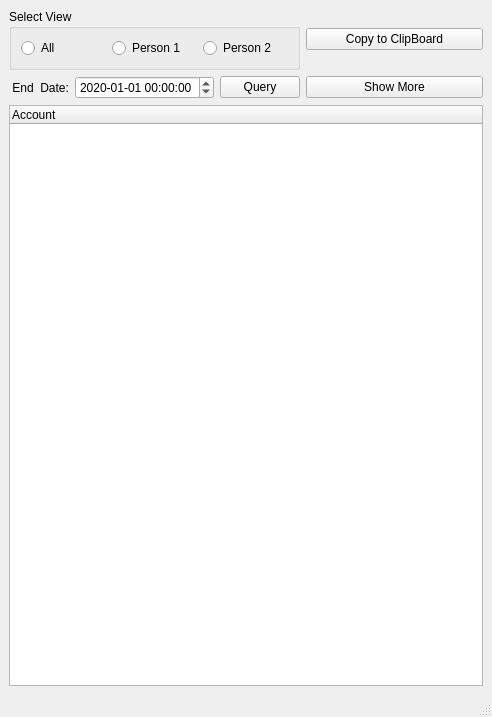
Above: BookKeeping/GUI/FinancialStatement.ui from cowtony/BookKeeping before the change. Below: the same form after it.
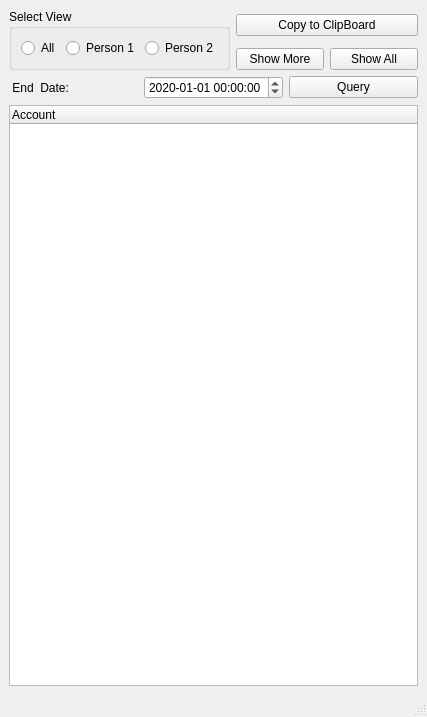
That is the form after the change. Icons and pictures are not drawn.

```diff
--- a/BookKeeping/GUI/FinancialStatement.ui
+++ b/BookKeeping/GUI/FinancialStatement.ui
@@ -6,7 +6,7 @@
    <rect>
     <x>0</x>
     <y>0</y>
-    <width>492</width>
+    <width>427</width>
     <height>717</height>
    </rect>
   </property>
@@ -19,44 +19,16 @@
   </property>
   <widget class="QWidget" name="centralwidget">
    <layout class="QGridLayout" name="gridLayout">
-    <item row="0" column="0">
-     <widget class="QGroupBox" name="groupBox">
-      <property name="title">
-       <string>Select View</string>
-      </property>
-      <layout class="QHBoxLayout" name="horizontalLayout">
-       <item>
-        <widget class="QRadioButton" name="radioButton_all">
-         <property name="text">
-          <string>All</string>
-         </property>
-        </widget>
-       </item>
-       <item>
-        <widget class="QRadioButton" name="radioButton_1">
-         <property name="text">
-          <string>Person 1</string>
-         </property>
-        </widget>
-       </item>
-       <item>
-        <widget class="QRadioButton" name="radioButton_2">
-         <property name="text">
-          <string>Person 2</string>
-         </property>
-        </widget>
-       </item>
-      </layout>
+    <item row="4" column="0" colspan="3">
+     <widget class="QTreeWidget" name="treeWidget">
+      <column>
+       <property name="text">
+        <string>Account</string>
+       </property>
+      </column>
      </widget>
     </item>
-    <item row="0" column="1">
-     <widget class="QPushButton" name="pushButtonExport">
-      <property name="text">
-       <string>Copy to ClipBoard</string>
-      </property>
-     </widget>
-    </item>
-    <item row="1" column="0">
+    <item row="3" column="0" colspan="3">
      <layout class="QHBoxLayout" name="horizontalLayout_2">
       <item>
        <widget class="QLabel" name="label_Date">
@@ -97,20 +69,55 @@
       </item>
      </layout>
     </item>
-    <item row="1" column="1">
+    <item row="0" column="0" rowspan="3">
+     <widget class="QGroupBox" name="groupBox">
+      <property name="title">
+       <string>Select View</string>
+      </property>
+      <layout class="QHBoxLayout" name="horizontalLayout">
+       <item>
+        <widget class="QRadioButton" name="radioButton_all">
+         <property name="text">
+          <string>All</string>
+         </property>
+        </widget>
+       </item>
+       <item>
+        <widget class="QRadioButton" name="radioButton_1">
+         <property name="text">
+          <string>Person 1</string>
+         </property>
+        </widget>
+       </item>
+       <item>
+        <widget class="QRadioButton" name="radioButton_2">
+         <property name="text">
+          <string>Person 2</string>
+         </property>
+        </widget>
+       </item>
+      </layout>
+     </widget>
+    </item>
+    <item row="0" column="1" rowspan="2" colspan="2">
+     <widget class="QPushButton" name="pushButtonExport">
+      <property name="text">
+       <string>Copy to ClipBoard</string>
+      </property>
+     </widget>
+    </item>
+    <item row="2" column="1">
      <widget class="QPushButton" name="pushButtonShowMore">
       <property name="text">
        <string>Show More</string>
       </property>
      </widget>
     </item>
-    <item row="2" column="0" colspan="2">
-     <widget class="QTreeWidget" name="treeWidget">
-      <column>
-       <property name="text">
-        <string>Account</string>
-       </property>
-      </column>
+    <item row="2" column="2">
+     <widget class="QPushButton" name="pushButton">
+      <property name="text">
+       <string>Show All</string>
+      </property>
      </widget>
     </item>
    </layout>
```
Left out of the diff: 2 changed lines with no effect on the pictures.
